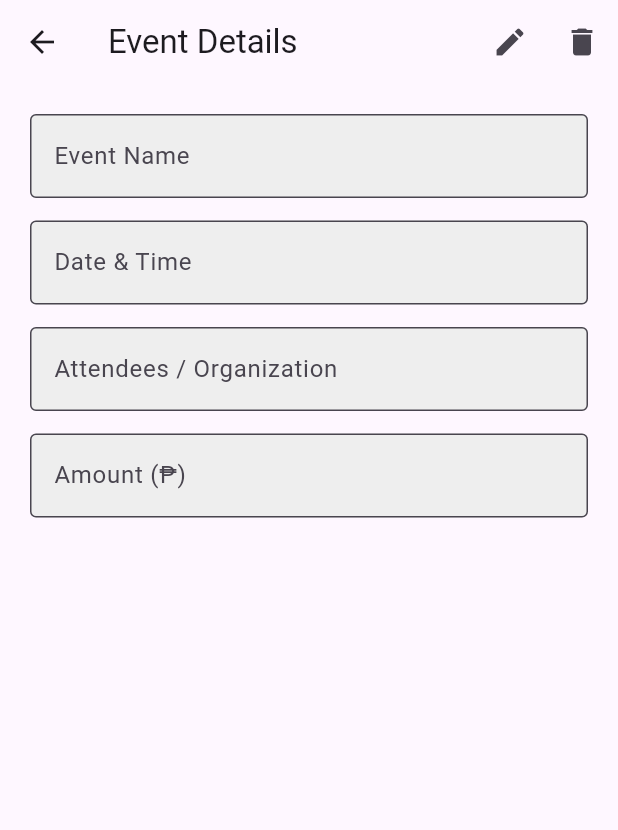
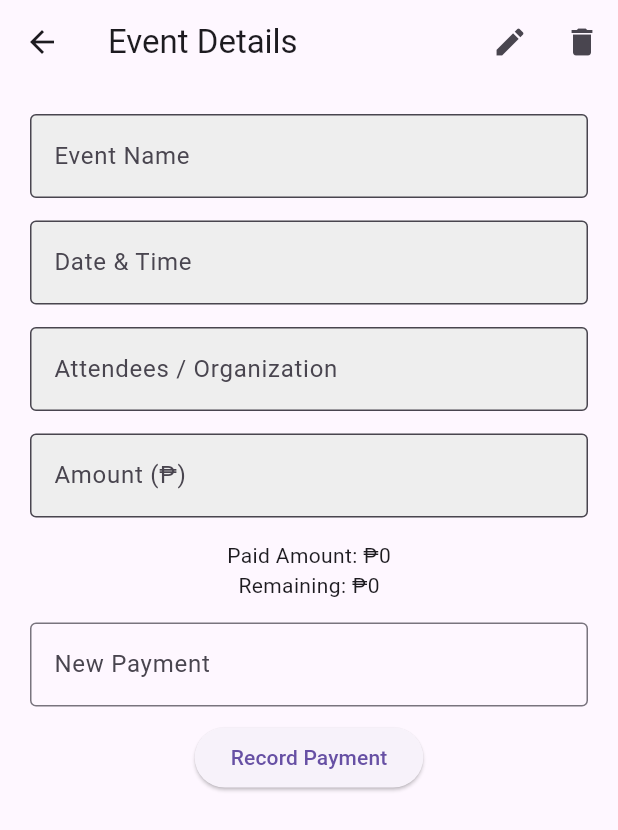
Before and after one commit to hadidi404/EventManager, a Flutter app: the EventDetailPage screen opened directly with empty values, on a phone screen of 412 x 824 dp. Shown: the top 830 px of the screen. Run offline on Flutter 3.47's test engine with Material 3 defaults, Android fonts, the phone set to English and light mode, and no system bars; our stand-ins replace csv, flutter_local_notifications, pdf, permission_handler, printing, syncfusion_flutter_calendar.

Commit message:
Add cumulative payment tracking in event detail page

```diff
--- a/lib/event_detail_page.dart
+++ b/lib/event_detail_page.dart
@@ -24,8 +24,10 @@ class _EventDetailPageState extends State<EventDetailPage> {
   late TextEditingController _attendeesController;
   late TextEditingController _dateTimeController;
   late TextEditingController _amountController;
+  late TextEditingController _paymentController;
 
   bool _isEditing = false;
+  late int _paidAmount;
 
   @override
   void initState() {
@@ -34,6 +36,18 @@ class _EventDetailPageState extends State<EventDetailPage> {
     _attendeesController = TextEditingController(text: widget.event.attendees);
     _dateTimeController = TextEditingController(text: widget.event.dateTime);
     _amountController = TextEditingController(text: widget.event.amount);
+    _paymentController = TextEditingController();
+    _paidAmount = widget.event.paidAmount;
+  }
+
+  @override
+  void dispose() {
+    _nameController.dispose();
+    _attendeesController.dispose();
+    _dateTimeController.dispose();
+    _amountController.dispose();
+    _paymentController.dispose();
+    super.dispose();
   }
 
   Future<void> _saveChanges() async {
@@ -42,6 +56,8 @@ class _EventDetailPageState extends State<EventDetailPage> {
       attendees: _attendeesController.text.trim(),
       dateTime: _dateTimeController.text.trim(),
       amount: _amountController.text.trim(),
+      paidAmount: _paidAmount,
+      isDeleted: false,
     );
 
     final allEvents = await CSVService.loadAllEvents();
@@ -51,6 +67,27 @@ class _EventDetailPageState extends State<EventDetailPage> {
     setState(() => _isEditing = false);
   }
 
+  Future<void> _recordPayment() async {
+    final newPayment = int.tryParse(_paymentController.text);
+    if (newPayment == null || newPayment <= 0) {
+      ScaffoldMessenger.of(context).showSnackBar(
+        const SnackBar(content: Text('Please enter a valid payment amount')),
+      );
+      return;
+    }
+
+    setState(() {
+      _paidAmount += newPayment;
+      _paymentController.clear();
+    });
+
+    await _saveChanges();
+
+    ScaffoldMessenger.of(context).showSnackBar(
+      const SnackBar(content: Text('Payment recorded successfully!')),
+    );
+  }
+
   Future<void> _deleteEvent() async {
     final allEvents = await CSVService.loadAllEvents();
     final updated = Event(
@@ -58,6 +95,7 @@ class _EventDetailPageState extends State<EventDetailPage> {
       attendees: widget.event.attendees,
       dateTime: widget.event.dateTime,
       amount: widget.event.amount,
+      paidAmount: widget.event.paidAmount,
       isDeleted: true,
     );
 
@@ -69,6 +107,9 @@ class _EventDetailPageState extends State<EventDetailPage> {
 
   @override
   Widget build(BuildContext context) {
+    final total = int.tryParse(_amountController.text) ?? 0;
+    final remaining = total - _paidAmount;
+
     return Scaffold(
       appBar: AppBar(
         title: const Text('Event Details'),
@@ -120,6 +161,23 @@ class _EventDetailPageState extends State<EventDetailPage> {
               _amountController,
               keyboardType: TextInputType.number,
             ),
+            const SizedBox(height: 15),
+            Text('Paid Amount: ₱$_paidAmount'),
+            Text('Remaining: ₱$remaining'),
+            const SizedBox(height: 15),
+            TextField(
+              controller: _paymentController,
+              keyboardType: TextInputType.number,
+              decoration: const InputDecoration(
+                labelText: 'New Payment',
+                border: OutlineInputBorder(),
+              ),
+            ),
+            const SizedBox(height: 10),
+            ElevatedButton(
+              onPressed: _recordPayment,
+              child: const Text('Record Payment'),
+            ),
           ],
         ),
       ),
@@ -132,7 +190,7 @@ class _EventDetailPageState extends State<EventDetailPage> {
     TextInputType keyboardType = TextInputType.text,
   }) {
     return AbsorbPointer(
-      absorbing: !_isEditing, // disable when not editing
+      absorbing: !_isEditing,
       child: TextField(
         controller: controller,
         keyboardType: keyboardType,
```
Also changed, not shown: lib/event.dart (+12 -2 lines).
